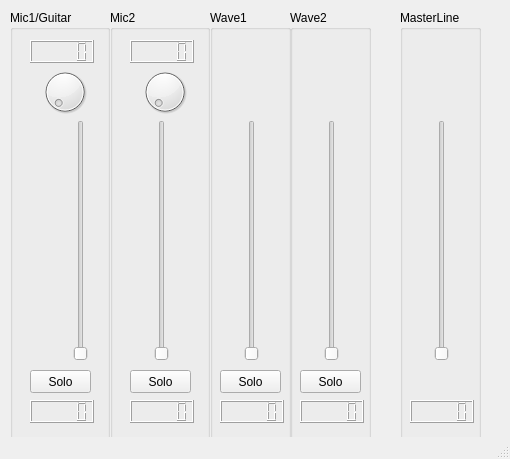
wishmerhill/ua100mix, file main.ui: the form before one commit.
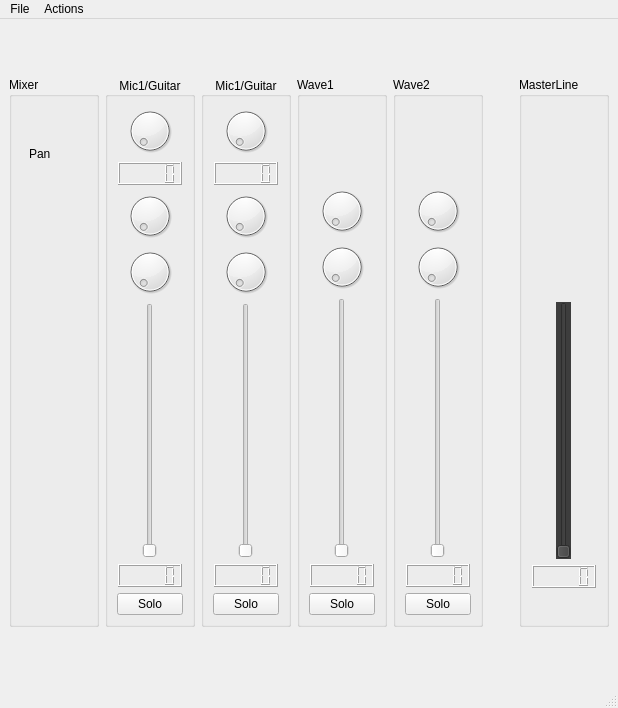
The form after the commit.

```diff
--- a/main.ui
+++ b/main.ui
@@ -6,35 +6,126 @@
    <rect>
     <x>0</x>
     <y>0</y>
-    <width>510</width>
-    <height>459</height>
+    <width>609</width>
+    <height>708</height>
    </rect>
   </property>
   <property name="windowTitle">
    <string>MainWindow</string>
   </property>
   <widget class="QWidget" name="centralwidget">
+   <layout class="QHBoxLayout" name="horizontalLayout">
+    <item>
+     <widget class="QGroupBox" name="groupBox">
+      <property name="minimumSize">
+       <size>
+        <width>90</width>
+        <height>90</height>
+       </size>
+      </property>
+      <property name="maximumSize">
+       <size>
+        <width>90</width>
+        <height>550</height>
+       </size>
+      </property>
+      <property name="title">
+       <string>Mixer</string>
+      </property>
+      <widget class="QLabel" name="label">
+       <property name="geometry">
+        <rect>
+         <x>20</x>
+         <y>70</y>
+         <width>57</width>
+         <height>14</height>
+        </rect>
+       </property>
+       <property name="text">
+        <string>Pan</string>
+       </property>
+      </widget>
+     </widget>
+    </item>
+    <item>
    <widget class="QGroupBox" name="Mic1">
-    <property name="geometry">
-     <rect>
-      <x>10</x>
-      <y>10</y>
-      <width>100</width>
-      <height>440</height>
-     </rect>
+      <property name="minimumSize">
+       <size>
+        <width>90</width>
+        <height>0</height>
+       </size>
+      </property>
+      <property name="maximumSize">
+       <size>
+        <width>90</width>
+        <height>550</height>
+       </size>
     </property>
     <property name="title">
      <string>Mic1/Guitar</string>
     </property>
+      <property name="alignment">
+       <set>Qt::AlignCenter</set>
+      </property>
+      <property name="flat">
+       <bool>false</bool>
+      </property>
+      <property name="checkable">
+       <bool>false</bool>
+      </property>
+      <layout class="QGridLayout" name="gridLayout">
+       <item row="5" column="0" alignment="Qt::AlignHCenter">
+        <widget class="QSlider" name="Mic1Fader">
+         <property name="minimumSize">
+          <size>
+           <width>0</width>
+           <height>100</height>
+          </size>
+         </property>
+         <property name="maximumSize">
+          <size>
+           <width>16777215</width>
+           <height>400</height>
+          </size>
+         </property>
+         <property name="maximum">
+          <number>127</number>
+         </property>
+         <property name="orientation">
+          <enum>Qt::Vertical</enum>
+         </property>
+        </widget>
+       </item>
+       <item row="1" column="0" alignment="Qt::AlignHCenter">
+        <widget class="QDial" name="Mic1Pan">
+         <property name="minimumSize">
+          <size>
+           <width>50</width>
+           <height>50</height>
+          </size>
+         </property>
+         <property name="maximumSize">
+          <size>
+           <width>50</width>
+           <height>50</height>
+          </size>
+         </property>
+         <property name="maximum">
+          <number>127</number>
+         </property>
+         <property name="value">
+          <number>0</number>
+         </property>
+         <property name="sliderPosition">
+          <number>0</number>
+         </property>
+         <property name="wrapping">
+          <bool>false</bool>
+         </property>
+        </widget>
+       </item>
+       <item row="7" column="0" alignment="Qt::AlignHCenter">
     <widget class="QPushButton" name="mic1Solo">
-     <property name="geometry">
-      <rect>
-       <x>20</x>
-       <y>360</y>
-       <width>61</width>
-       <height>23</height>
-      </rect>
-     </property>
      <property name="styleSheet">
       <string notr="true">QPushButton#mic1Solo:checked { background-color: red}</string>
      </property>
@@ -44,98 +135,108 @@
      <property name="checkable">
       <bool>true</bool>
      </property>
-     <property name="autoExclusive">
-      <bool>false</bool>
-     </property>
-    </widget>
-    <widget class="QDial" name="Mic1Pan">
-     <property name="geometry">
-      <rect>
-       <x>30</x>
-       <y>50</y>
+        </widget>
+       </item>
+       <item row="6" column="0" alignment="Qt::AlignHCenter">
+        <widget class="QLCDNumber" name="Mic1Lcd"/>
+       </item>
+       <item row="3" column="0" alignment="Qt::AlignHCenter">
+        <widget class="QDial" name="Mic1Ins1">
+         <property name="minimumSize">
+          <size>
        <width>50</width>
-       <height>64</height>
-      </rect>
-     </property>
-     <property name="maximum">
-      <number>127</number>
-     </property>
-     <property name="value">
-      <number>0</number>
-     </property>
-     <property name="sliderPosition">
-      <number>0</number>
-     </property>
-     <property name="wrapping">
-      <bool>false</bool>
-     </property>
-    </widget>
-    <widget class="QLCDNumber" name="Mic1PanLcd">
-     <property name="geometry">
-      <rect>
-       <x>20</x>
-       <y>30</y>
-       <width>64</width>
-       <height>23</height>
-      </rect>
-     </property>
-    </widget>
-    <widget class="QSlider" name="Mic1Fader">
-     <property name="geometry">
-      <rect>
-       <x>40</x>
-       <y>110</y>
-       <width>61</width>
-       <height>241</height>
-      </rect>
-     </property>
-     <property name="maximum">
-      <number>127</number>
-     </property>
-     <property name="value">
-      <number>0</number>
-     </property>
-     <property name="orientation">
-      <enum>Qt::Vertical</enum>
-     </property>
-     <property name="channel" stdset="0">
-      <number>0</number>
-     </property>
-     <property name="parameter" stdset="0">
-      <number>0</number>
-     </property>
-    </widget>
-    <widget class="QLCDNumber" name="Mic1Lcd">
-     <property name="geometry">
-      <rect>
-       <x>20</x>
-       <y>390</y>
-       <width>64</width>
-       <height>23</height>
-      </rect>
-     </property>
-    </widget>
-   </widget>
+           <height>50</height>
+          </size>
+         </property>
+         <property name="maximumSize">
+          <size>
+           <width>50</width>
+           <height>50</height>
+          </size>
+         </property>
+        </widget>
+       </item>
+       <item row="4" column="0" alignment="Qt::AlignHCenter">
+        <widget class="QDial" name="Mic1Ins2">
+         <property name="minimumSize">
+          <size>
+           <width>50</width>
+           <height>50</height>
+          </size>
+         </property>
+         <property name="maximumSize">
+          <size>
+           <width>50</width>
+           <height>50</height>
+          </size>
+         </property>
+        </widget>
+       </item>
+       <item row="2" column="0" alignment="Qt::AlignHCenter">
+        <widget class="QLCDNumber" name="Mic1PanLcd"/>
+       </item>
+      </layout>
+     </widget>
+    </item>
+    <item>
    <widget class="QGroupBox" name="Mic2">
-    <property name="geometry">
-     <rect>
-      <x>110</x>
-      <y>10</y>
-      <width>100</width>
-      <height>440</height>
-     </rect>
+      <property name="minimumSize">
+       <size>
+        <width>90</width>
+        <height>0</height>
+       </size>
+      </property>
+      <property name="maximumSize">
+       <size>
+        <width>90</width>
+        <height>550</height>
+       </size>
     </property>
     <property name="title">
-     <string>Mic2</string>
-    </property>
+       <string>Mic1/Guitar</string>
+      </property>
+      <property name="alignment">
+       <set>Qt::AlignCenter</set>
+      </property>
+      <property name="flat">
+       <bool>false</bool>
+      </property>
+      <property name="checkable">
+       <bool>false</bool>
+      </property>
+      <layout class="QGridLayout" name="gridLayout_2">
+       <item row="6" column="0" alignment="Qt::AlignHCenter">
+        <widget class="QLCDNumber" name="Mic2Lcd"/>
+       </item>
+       <item row="3" column="0" alignment="Qt::AlignHCenter">
+        <widget class="QDial" name="Mic2Ins1">
+         <property name="minimumSize">
+          <size>
+           <width>50</width>
+           <height>50</height>
+          </size>
+         </property>
+         <property name="maximumSize">
+          <size>
+           <width>50</width>
+           <height>50</height>
+          </size>
+         </property>
+        </widget>
+       </item>
+       <item row="1" column="0" alignment="Qt::AlignHCenter">
     <widget class="QDial" name="Mic2Pan">
-     <property name="geometry">
-      <rect>
-       <x>30</x>
-       <y>50</y>
+         <property name="minimumSize">
+          <size>
        <width>50</width>
-       <height>64</height>
-      </rect>
+           <height>50</height>
+          </size>
+         </property>
+         <property name="maximumSize">
+          <size>
+           <width>50</width>
+           <height>50</height>
+          </size>
      </property>
      <property name="maximum">
       <number>127</number>
@@ -150,15 +251,31 @@
       <bool>false</bool>
      </property>
     </widget>
+       </item>
+       <item row="5" column="0" alignment="Qt::AlignHCenter">
+        <widget class="QSlider" name="Mic2Fader">
+         <property name="minimumSize">
+          <size>
+           <width>0</width>
+           <height>100</height>
+          </size>
+         </property>
+         <property name="maximumSize">
+          <size>
+           <width>16777215</width>
+           <height>400</height>
+          </size>
+         </property>
+         <property name="maximum">
+          <number>127</number>
+         </property>
+         <property name="orientation">
+          <enum>Qt::Vertical</enum>
+         </property>
+        </widget>
+       </item>
+       <item row="7" column="0" alignment="Qt::AlignHCenter">
     <widget class="QPushButton" name="mic2Solo">
-     <property name="geometry">
-      <rect>
-       <x>20</x>
-       <y>360</y>
-       <width>61</width>
-       <height>23</height>
-      </rect>
-     </property>
      <property name="styleSheet">
       <string notr="true">QPushButton#mic2Solo:checked { background-color: red}</string>
      </property>
@@ -169,73 +286,96 @@
       <bool>true</bool>
      </property>
     </widget>
-    <widget class="QLCDNumber" name="Mic2PanLcd">
-     <property name="geometry">
-      <rect>
-       <x>20</x>
-       <y>30</y>
-       <width>64</width>
-       <height>23</height>
-      </rect>
-     </property>
-    </widget>
-    <widget class="QLCDNumber" name="Mic2Lcd">
-     <property name="geometry">
-      <rect>
-       <x>20</x>
-       <y>390</y>
-       <width>64</width>
-       <height>23</height>
-      </rect>
-     </property>
-    </widget>
-    <widget class="QSlider" name="Mic2Fader">
-     <property name="geometry">
-      <rect>
-       <x>40</x>
-       <y>110</y>
-       <width>23</width>
-       <height>241</height>
-      </rect>
-     </property>
-     <property name="maximum">
-      <number>127</number>
-     </property>
-     <property name="value">
-      <number>0</number>
-     </property>
-     <property name="orientation">
-      <enum>Qt::Vertical</enum>
-     </property>
-     <property name="channel" stdset="0">
-      <number>0</number>
-     </property>
-     <property name="parameter" stdset="0">
-      <number>0</number>
-     </property>
-    </widget>
-   </widget>
+       </item>
+       <item row="4" column="0" alignment="Qt::AlignHCenter">
+        <widget class="QDial" name="Mic2Ins2">
+         <property name="minimumSize">
+          <size>
+           <width>50</width>
+           <height>50</height>
+          </size>
+         </property>
+         <property name="maximumSize">
+          <size>
+           <width>50</width>
+           <height>50</height>
+          </size>
+         </property>
+        </widget>
+       </item>
+       <item row="2" column="0" alignment="Qt::AlignHCenter">
+        <widget class="QLCDNumber" name="Mic2PanLcd"/>
+       </item>
+      </layout>
+     </widget>
+    </item>
+    <item>
    <widget class="QGroupBox" name="Wave1">
-    <property name="geometry">
-     <rect>
-      <x>210</x>
-      <y>10</y>
-      <width>81</width>
-      <height>440</height>
-     </rect>
+      <property name="minimumSize">
+       <size>
+        <width>90</width>
+        <height>0</height>
+       </size>
+      </property>
+      <property name="maximumSize">
+       <size>
+        <width>90</width>
+        <height>550</height>
+       </size>
     </property>
     <property name="title">
      <string>Wave1</string>
     </property>
+      <layout class="QGridLayout" name="gridLayout_3">
+       <item row="0" column="0">
+        <spacer name="verticalSpacer">
+         <property name="orientation">
+          <enum>Qt::Vertical</enum>
+         </property>
+         <property name="sizeType">
+          <enum>QSizePolicy::Fixed</enum>
+         </property>
+         <property name="sizeHint" stdset="0">
+          <size>
+           <width>20</width>
+           <height>80</height>
+          </size>
+         </property>
+        </spacer>
+       </item>
+       <item row="3" column="0" alignment="Qt::AlignHCenter">
+        <widget class="QSlider" name="Wave1Fader">
+         <property name="minimumSize">
+          <size>
+           <width>0</width>
+           <height>100</height>
+          </size>
+         </property>
+         <property name="maximumSize">
+          <size>
+           <width>16777215</width>
+           <height>400</height>
+          </size>
+         </property>
+         <property name="maximum">
+          <number>127</number>
+         </property>
+         <property name="value">
+          <number>0</number>
+         </property>
+         <property name="orientation">
+          <enum>Qt::Vertical</enum>
+         </property>
+         <property name="channel" stdset="0">
+          <number>0</number>
+         </property>
+         <property name="parameter" stdset="0">
+          <number>0</number>
+         </property>
+        </widget>
+       </item>
+       <item row="5" column="0" alignment="Qt::AlignHCenter">
     <widget class="QPushButton" name="wave1Solo">
-     <property name="geometry">
-      <rect>
-       <x>10</x>
-       <y>360</y>
-       <width>61</width>
-       <height>23</height>
-      </rect>
-     </property>
      <property name="styleSheet">
       <string notr="true">QPushButton#wave1Solo:checked { background-color: red}</string>
      </property>
@@ -246,63 +386,122 @@
       <bool>true</bool>
      </property>
     </widget>
-    <widget class="QLCDNumber" name="Wave1Lcd">
-     <property name="geometry">
-      <rect>
-       <x>10</x>
-       <y>390</y>
-       <width>64</width>
-       <height>23</height>
-      </rect>
-     </property>
-    </widget>
-    <widget class="QSlider" name="Wave1Fader">
-     <property name="geometry">
-      <rect>
-       <x>30</x>
-       <y>110</y>
-       <width>23</width>
-       <height>241</height>
-      </rect>
-     </property>
-     <property name="maximum">
-      <number>127</number>
-     </property>
-     <property name="value">
-      <number>0</number>
-     </property>
-     <property name="orientation">
-      <enum>Qt::Vertical</enum>
-     </property>
-     <property name="channel" stdset="0">
-      <number>0</number>
-     </property>
-     <property name="parameter" stdset="0">
-      <number>0</number>
-     </property>
-    </widget>
-   </widget>
+       </item>
+       <item row="4" column="0" alignment="Qt::AlignHCenter">
+        <widget class="QLCDNumber" name="Wave1Lcd"/>
+       </item>
+       <item row="1" column="0" alignment="Qt::AlignHCenter">
+        <widget class="QDial" name="Wave1Ins1">
+         <property name="minimumSize">
+          <size>
+           <width>50</width>
+           <height>50</height>
+          </size>
+         </property>
+         <property name="maximumSize">
+          <size>
+           <width>50</width>
+           <height>50</height>
+          </size>
+         </property>
+        </widget>
+       </item>
+       <item row="2" column="0" alignment="Qt::AlignHCenter">
+        <widget class="QDial" name="Wave1Ins2">
+         <property name="minimumSize">
+          <size>
+           <width>50</width>
+           <height>50</height>
+          </size>
+         </property>
+         <property name="maximumSize">
+          <size>
+           <width>50</width>
+           <height>50</height>
+          </size>
+         </property>
+        </widget>
+       </item>
+      </layout>
+      <zorder>wave1Solo</zorder>
+      <zorder>Wave1Fader</zorder>
+      <zorder>Mic2</zorder>
+      <zorder>Wave1Lcd</zorder>
+      <zorder>verticalSpacer</zorder>
+      <zorder>Wave1Ins1</zorder>
+      <zorder>Wave1Ins2</zorder>
+     </widget>
+    </item>
+    <item>
    <widget class="QGroupBox" name="Wave2">
-    <property name="geometry">
-     <rect>
-      <x>290</x>
-      <y>10</y>
-      <width>81</width>
-      <height>440</height>
-     </rect>
+      <property name="minimumSize">
+       <size>
+        <width>90</width>
+        <height>0</height>
+       </size>
+      </property>
+      <property name="maximumSize">
+       <size>
+        <width>90</width>
+        <height>550</height>
+       </size>
     </property>
     <property name="title">
      <string>Wave2</string>
     </property>
+      <layout class="QGridLayout" name="gridLayout_4">
+       <item row="4" column="0" alignment="Qt::AlignHCenter">
+        <widget class="QLCDNumber" name="Wave2Lcd"/>
+       </item>
+       <item row="0" column="0">
+        <spacer name="verticalSpacer_2">
+         <property name="orientation">
+          <enum>Qt::Vertical</enum>
+         </property>
+         <property name="sizeType">
+          <enum>QSizePolicy::Fixed</enum>
+         </property>
+         <property name="sizeHint" stdset="0">
+          <size>
+           <width>20</width>
+           <height>80</height>
+          </size>
+         </property>
+        </spacer>
+       </item>
+       <item row="3" column="0" alignment="Qt::AlignHCenter">
+        <widget class="QSlider" name="Wave2Fader">
+         <property name="minimumSize">
+          <size>
+           <width>0</width>
+           <height>100</height>
+          </size>
+         </property>
+         <property name="maximumSize">
+          <size>
+           <width>16777215</width>
+           <height>400</height>
+          </size>
+         </property>
+         <property name="maximum">
+          <number>127</number>
+         </property>
+         <property name="value">
+          <number>0</number>
+         </property>
+         <property name="orientation">
+          <enum>Qt::Vertical</enum>
+         </property>
+         <property name="channel" stdset="0">
+          <number>0</number>
+         </property>
+         <property name="parameter" stdset="0">
+          <number>0</number>
+         </property>
+        </widget>
+       </item>
+       <item row="5" column="0" alignment="Qt::AlignHCenter">
     <widget class="QPushButton" name="wave2Solo">
-     <property name="geometry">
-      <rect>
-       <x>10</x>
-       <y>360</y>
-       <width>61</width>
-       <height>23</height>
-      </rect>
-     </property>
      <property name="styleSheet">
       <string notr="true">QPushButton#wave2Solo:checked { background-color: red}</string>
      </property>
@@ -313,72 +512,93 @@
       <bool>true</bool>
      </property>
     </widget>
-    <widget class="QLCDNumber" name="Wave2Lcd">
-     <property name="geometry">
-      <rect>
-       <x>10</x>
-       <y>390</y>
-       <width>64</width>
-       <height>23</height>
-      </rect>
-     </property>
-    </widget>
-    <widget class="QSlider" name="Wave2Fader">
-     <property name="geometry">
-      <rect>
-       <x>30</x>
-       <y>110</y>
-       <width>23</width>
-       <height>241</height>
-      </rect>
-     </property>
-     <property name="maximum">
-      <number>127</number>
-     </property>
-     <property name="value">
-      <number>0</number>
-     </property>
+       </item>
+       <item row="2" column="0" alignment="Qt::AlignHCenter">
+        <widget class="QDial" name="Wave2Ins2">
+         <property name="minimumSize">
+          <size>
+           <width>50</width>
+           <height>50</height>
+          </size>
+         </property>
+         <property name="maximumSize">
+          <size>
+           <width>50</width>
+           <height>50</height>
+          </size>
+         </property>
+        </widget>
+       </item>
+       <item row="1" column="0" alignment="Qt::AlignHCenter">
+        <widget class="QDial" name="Wave2Ins1">
+         <property name="minimumSize">
+          <size>
+           <width>50</width>
+           <height>50</height>
+          </size>
+         </property>
+         <property name="maximumSize">
+          <size>
+           <width>50</width>
+           <height>50</height>
+          </size>
+         </property>
+        </widget>
+       </item>
+      </layout>
+     </widget>
+    </item>
+    <item>
+     <spacer name="horizontalSpacer">
      <property name="orientation">
-      <enum>Qt::Vertical</enum>
-     </property>
-     <property name="channel" stdset="0">
-      <number>0</number>
-     </property>
-     <property name="parameter" stdset="0">
-      <number>0</number>
-     </property>
-    </widget>
-   </widget>
+       <enum>Qt::Horizontal</enum>
+      </property>
+      <property name="sizeType">
+       <enum>QSizePolicy::Fixed</enum>
+      </property>
+      <property name="sizeHint" stdset="0">
+       <size>
+        <width>30</width>
+        <height>20</height>
+       </size>
+      </property>
+     </spacer>
+    </item>
+    <item>
    <widget class="QGroupBox" name="MasterLine">
-    <property name="geometry">
-     <rect>
-      <x>400</x>
-      <y>10</y>
-      <width>81</width>
-      <height>441</height>
-     </rect>
+      <property name="minimumSize">
+       <size>
+        <width>90</width>
+        <height>0</height>
+       </size>
+      </property>
+      <property name="maximumSize">
+       <size>
+        <width>90</width>
+        <height>550</height>
+       </size>
     </property>
     <property name="title">
      <string>MasterLine</string>
     </property>
-    <widget class="QLCDNumber" name="MasterLineLcd">
-     <property name="geometry">
-      <rect>
-       <x>10</x>
-       <y>390</y>
-       <width>64</width>
-       <height>23</height>
-      </rect>
-     </property>
-    </widget>
+      <layout class="QGridLayout" name="gridLayout_5">
+       <item row="1" column="0" alignment="Qt::AlignHCenter">
     <widget class="QSlider" name="MasterLineFader">
-     <property name="geometry">
-      <rect>
-       <x>30</x>
-       <y>110</y>
-       <width>23</width>
-       <height>241</height>
-      </rect>
+         <property name="minimumSize">
+          <size>
+           <width>0</width>
+           <height>100</height>
+          </size>
+         </property>
+         <property name="maximumSize">
+          <size>
+           <width>16777215</width>
+           <height>400</height>
+          </size>
+         </property>
+         <property name="styleSheet">
+          <string notr="true">QSlider#MasterLineFader{background-color: rgb(61, 61, 61);}
+</string>
      </property>
      <property name="maximum">
       <number>127</number>
@@ -396,9 +616,100 @@
       <number>0</number>
      </property>
     </widget>
-   </widget>
+       </item>
+       <item row="2" column="0" alignment="Qt::AlignHCenter">
+        <widget class="QLCDNumber" name="MasterLineLcd"/>
+       </item>
+       <item row="3" column="0">
+        <spacer name="verticalSpacer_3">
+         <property name="orientation">
+          <enum>Qt::Vertical</enum>
+         </property>
+         <property name="sizeType">
+          <enum>QSizePolicy::Fixed</enum>
+         </property>
+         <property name="sizeHint" stdset="0">
+          <size>
+           <width>20</width>
+           <height>27</height>
+          </size>
+         </property>
+        </spacer>
+       </item>
+       <item row="0" column="0">
+        <spacer name="verticalSpacer_4">
+         <property name="orientation">
+          <enum>Qt::Vertical</enum>
+         </property>
+         <property name="sizeType">
+          <enum>QSizePolicy::Fixed</enum>
+         </property>
+         <property name="sizeHint" stdset="0">
+          <size>
+           <width>20</width>
+           <height>196</height>
+          </size>
+         </property>
+        </spacer>
+       </item>
+      </layout>
+     </widget>
+    </item>
+   </layout>
   </widget>
   <widget class="QStatusBar" name="statusbar"/>
+  <widget class="QMenuBar" name="menuBar">
+   <property name="geometry">
+    <rect>
+     <x>0</x>
+     <y>0</y>
+     <width>609</width>
+     <height>20</height>
+    </rect>
+   </property>
+   <widget class="QMenu" name="menuFile">
+    <property name="title">
+     <string>File</string>
+    </property>
+    <addaction name="actionOpen"/>
+    <addaction name="actionSave"/>
+    <addaction name="separator"/>
+    <addaction name="actionQuit"/>
+   </widget>
+   <widget class="QMenu" name="menuActions">
+    <property name="title">
+     <string>Actions</string>
+    </property>
+    <addaction name="actionReset_Mixer"/>
+   </widget>
+   <addaction name="menuFile"/>
+   <addaction name="menuActions"/>
+  </widget>
+  <action name="actionOpen">
+   <property name="text">
+    <string>Open</string>
+   </property>
+  </action>
+  <action name="actionSave">
+   <property name="text">
+    <string>Save</string>
+   </property>
+  </action>
+  <action name="actionReset_all">
+   <property name="text">
+    <string>Reset all</string>
+   </property>
+  </action>
+  <action name="actionReset_Mixer">
+   <property name="text">
+    <string>Reset Mixer</string>
+   </property>
+  </action>
+  <action name="actionQuit">
+   <property name="text">
+    <string>Quit</string>
+   </property>
+  </action>
  </widget>
  <resources/>
  <connections/>
```
Lines whose indentation alone changed are shown as unchanged.
